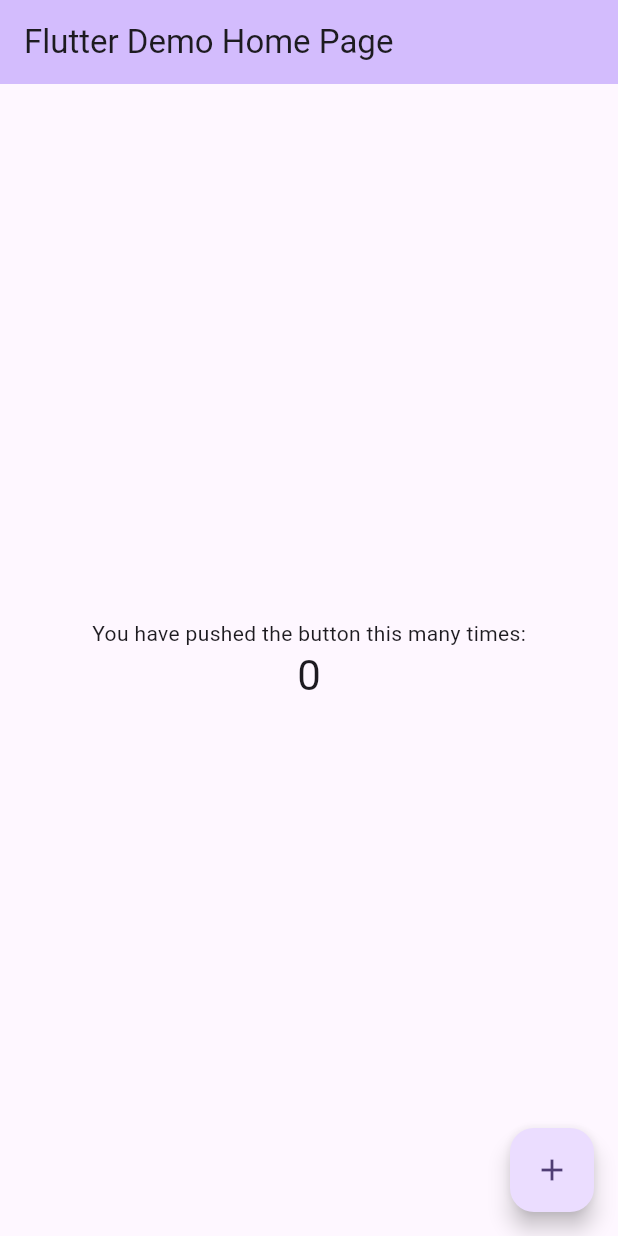
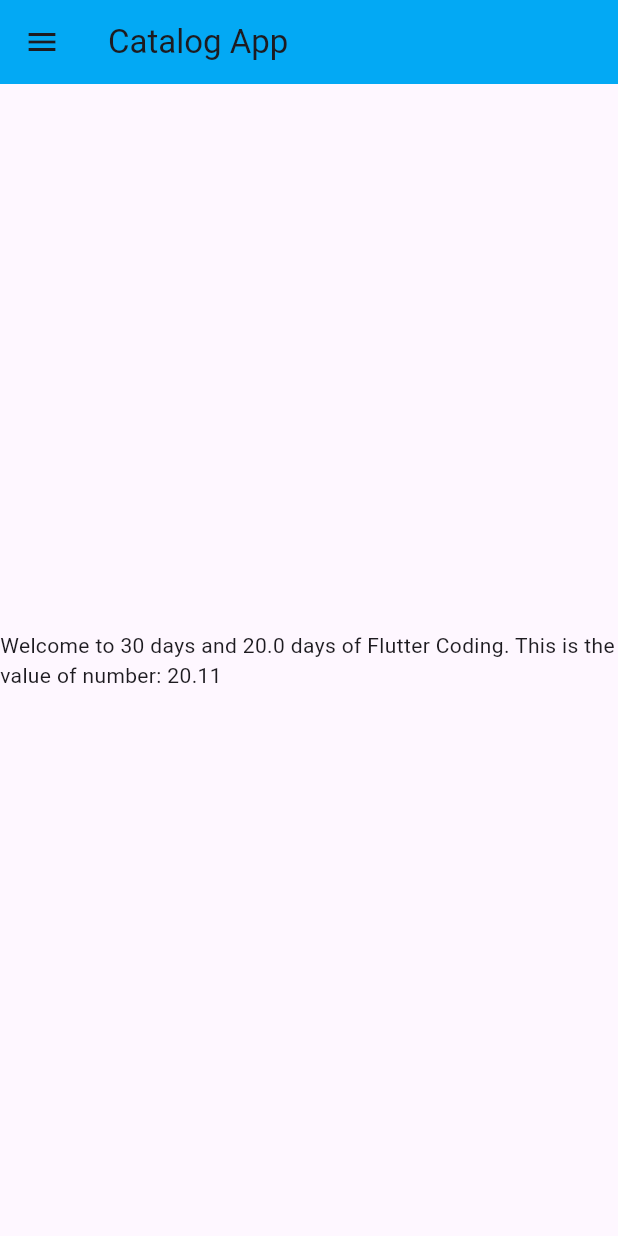
Before and after one commit to prashantt12/flutter-project, a Flutter app: the screen it shows after launch, on a phone screen of 412 x 824 dp. Run offline on Flutter 3.47's test engine with Material 3 defaults, Android fonts, the phone set to English and light mode, and no system bars.

Commit message:
tested some dart functionalities

```diff
--- /dev/null
+++ b/lib/homepage.dart
@@ -0,0 +1,25 @@
+import 'package:flutter/material.dart';
+
+class HomePage extends StatelessWidget{
+
+  final int days = 30;
+  final double doubleDays = 20;
+  // "num" is a data type in DART that can take both integer and double as value input
+  final num number1 = 20.11;
+
+  @override
+  Widget build(BuildContext context) {
+    return Scaffold(
+      appBar: AppBar(
+        backgroundColor: Colors.lightBlue,
+        title: Text("Catalog App"),
+      ),
+      body: Center(
+        child: Container(
+          child: Text("Welcome to $days days and $doubleDays days of Flutter Coding. This is the value of number: $number1"),
+        ),
+      ),
+      drawer: Drawer(),
+    );
+  }
+}
--- a/lib/main.dart
+++ b/lib/main.dart
@@ -1,4 +1,5 @@
 import 'package:flutter/material.dart';
+import 'package:flutter_first_version/homepage.dart';
 
 void main() {
   runApp(const MyApp());
@@ -6,117 +7,11 @@ void main() {
 
 class MyApp extends StatelessWidget {
   const MyApp({super.key});
-
   // This widget is the root of your application.
   @override
   Widget build(BuildContext context) {
     return MaterialApp(
-      title: 'Flutter Demo',
-      theme: ThemeData(
-        // This is the theme of your application.
-        //
-        // TRY THIS: Try running your application with "flutter run". You'll see
-        // the application has a purple toolbar. Then, without quitting the app,
-        // try changing the seedColor in the colorScheme below to Colors.green
-        // and then invoke "hot reload" (save your changes or press the "hot
-        // reload" button in a Flutter-supported IDE, or press "r" if you used
-        // the command line to start the app).
-        //
-        // Notice that the counter didn't reset back to zero; the application
-        // state is not lost during the reload. To reset the state, use hot
-        // restart instead.
-        //
-        // This works for code too, not just values: Most code changes can be
-        // tested with just a hot reload.
-        colorScheme: ColorScheme.fromSeed(seedColor: Colors.deepPurple),
-      ),
-      home: const MyHomePage(title: 'Flutter Demo Home Page'),
+      home: HomePage(),
     );
   }
 }
-
-class MyHomePage extends StatefulWidget {
-  const MyHomePage({super.key, required this.title});
-
-  // This widget is the home page of your application. It is stateful, meaning
-  // that it has a State object (defined below) that contains fields that affect
-  // how it looks.
-
-  // This class is the configuration for the state. It holds the values (in this
-  // case the title) provided by the parent (in this case the App widget) and
-  // used by the build method of the State. Fields in a Widget subclass are
-  // always marked "final".
-
-  final String title;
-
-  @override
-  State<MyHomePage> createState() => _MyHomePageState();
-}
-
-class _MyHomePageState extends State<MyHomePage> {
-  int _counter = 0;
-
-  void _incrementCounter() {
-    setState(() {
-      // This call to setState tells the Flutter framework that something has
-      // changed in this State, which causes it to rerun the build method below
-      // so that the display can reflect the updated values. If we changed
-      // _counter without calling setState(), then the build method would not be
-      // called again, and so nothing would appear to happen.
-      _counter++;
-    });
-  }
-
-  @override
-  Widget build(BuildContext context) {
-    // This method is rerun every time setState is called, for instance as done
-    // by the _incrementCounter method above.
-    //
-    // The Flutter framework has been optimized to make rerunning build methods
-    // fast, so that you can just rebuild anything that needs updating rather
-    // than having to individually change instances of widgets.
-    return Scaffold(
-      appBar: AppBar(
-        // TRY THIS: Try changing the color here to a specific color (to
-        // Colors.amber, perhaps?) and trigger a hot reload to see the AppBar
-        // change color while the other colors stay the same.
-        backgroundColor: Theme.of(context).colorScheme.inversePrimary,
-        // Here we take the value from the MyHomePage object that was created by
-        // the App.build method, and use it to set our appbar title.
-        title: Text(widget.title),
-      ),
-      body: Center(
-        // Center is a layout widget. It takes a single child and positions it
-        // in the middle of the parent.
-        child: Column(
-          // Column is also a layout widget. It takes a list of children and
-          // arranges them vertically. By default, it sizes itself to fit its
-          // children horizontally, and tries to be as tall as its parent.
-          //
-          // Column has various properties to control how it sizes itself and
-          // how it positions its children. Here we use mainAxisAlignment to
-          // center the children vertically; the main axis here is the vertical
-          // axis because Columns are vertical (the cross axis would be
-          // horizontal).
-          //
-          // TRY THIS: Invoke "debug painting" (choose the "Toggle Debug Paint"
-          // action in the IDE, or press "p" in the console), to see the
-          // wireframe for each widget.
-          mainAxisAlignment: MainAxisAlignment.center,
-          children: <Widget>[
-            const Text('You have pushed the button this many times:'),
-            Text(
-              '$_counter',
-              style: Theme.of(context).textTheme.headlineMedium,
-            ),
-          ],
-        ),
-      ),
-      floatingActionButton: FloatingActionButton(
-        onPressed: _incrementCounter,
-        tooltip: 'Increment',
-        child: const Icon(Icons.add),
-      ), // This trailing comma makes auto-formatting nicer for build methods.
-    );
-  }
-}
```
